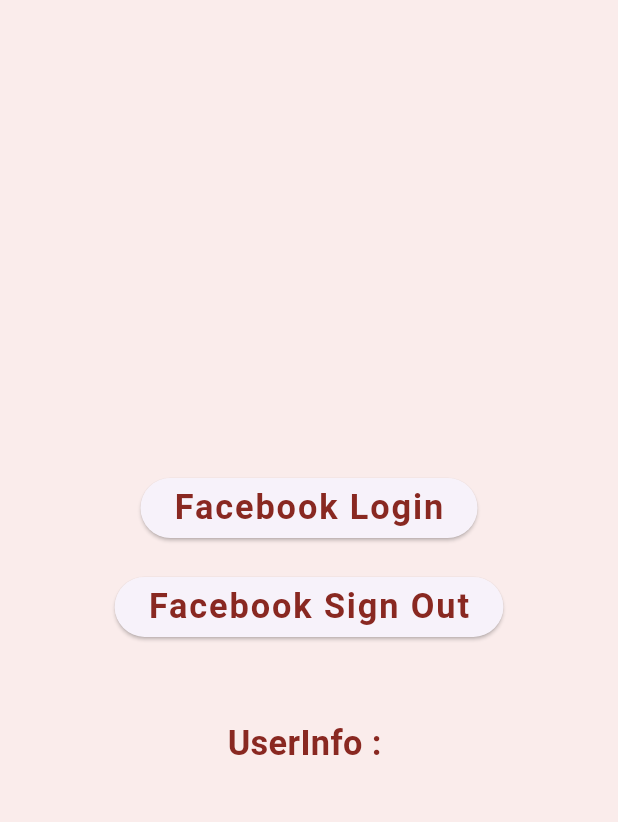
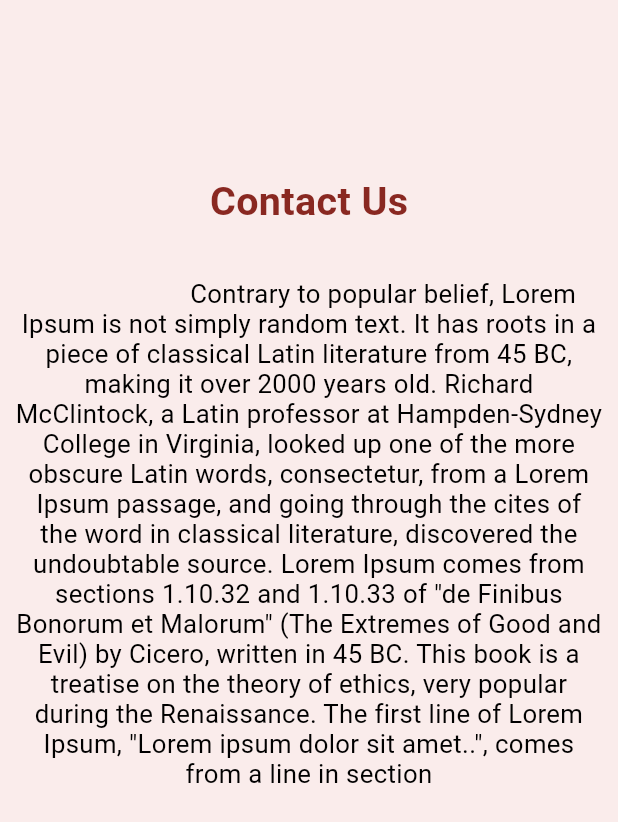
Before and after one commit to abdullah-mysoftheaven/all_social_auth_demo, a Flutter app: the screen it shows after launch, on a phone screen of 412 x 824 dp. Shown: the top 822 px of the screen. Run offline on Flutter 3.47's test engine with Material 3 defaults, Android fonts, the phone set to English and light mode, and no system bars; our stand-ins replace firebase_auth, firebase_core, firebase_messaging, flutter_local_notifications, flutter_screenutil, fluttertoast and 2 more; missing offline and left inert: app_settings, flutter_facebook_auth; accounts and stored records are empty.

```diff
--- /dev/null
+++ b/lib/contact_us_page/view/contact_us_page.dart
@@ -0,0 +1,58 @@
+import 'package:firebase_auth/firebase_auth.dart';
+import 'package:flutter/material.dart';
+import 'package:flutter_screenutil/flutter_screenutil.dart';
+import 'package:get/get.dart';
+import '../../constant/Colors.dart';
+import '../controller/contact_us_page_controller.dart';
+
+class ContactUsScreenPage extends StatelessWidget {
+  final pageController = Get.put(ContactUsScreenPageController());
+
+  @override
+  Widget build(BuildContext context) {
+    final size = MediaQuery.of(context).size;
+    return Scaffold(
+      backgroundColor: imageBgColor,
+      body: Container(
+        child: Center(
+          child: Column(
+            children: [
+              Expanded(
+                child: Padding(padding: EdgeInsets.only(left: 10,right: 10),
+
+                  child: Column(
+
+                    children: [
+                      SizedBox(height: 100.h,),
+                      Text(
+                        "Contact Us",
+                        style: TextStyle(
+                          color: appColor,
+                          fontWeight: FontWeight.bold,
+                          fontSize: 23.sp,
+                        ),
+                      ),
+                      SizedBox(height: 30.h,),
+                      Text(
+                        """
+                      Contrary to popular belief, Lorem Ipsum is not simply random text. It has roots in a piece of classical Latin literature from 45 BC, making it over 2000 years old. Richard McClintock, a Latin professor at Hampden-Sydney College in Virginia, looked up one of the more obscure Latin words, consectetur, from a Lorem Ipsum passage, and going through the cites of the word in classical literature, discovered the undoubtable source. Lorem Ipsum comes from sections 1.10.32 and 1.10.33 of "de Finibus Bonorum et Malorum" (The Extremes of Good and Evil) by Cicero, written in 45 BC. This book is a treatise on the theory of ethics, very popular during the Renaissance. The first line of Lorem Ipsum, "Lorem ipsum dolor sit amet..", comes from a line in section
+                      """,
+                        textAlign: TextAlign.center,
+                        style: TextStyle(
+                          color: Colors.black,
+                          fontWeight: FontWeight.normal,
+                          fontSize: 15.sp,
+                        ),
+                      )
+                    ],
+                  ),
+
+                ),
+              )
+            ],
+          ),
+        ),
+      ),
+    );
+  }
+}
--- a/lib/main.dart
+++ b/lib/main.dart
@@ -7,10 +7,12 @@ import 'package:get/get_navigation/src/root/get_material_app.dart';
 
 
 
+import 'about_page/view/about_page.dart';
+import 'contact_us_page/view/contact_us_page.dart';
 import 'facebook_auth/view/facebook_auth_screen.dart';
 import 'firebase/FCM.dart';
 import 'firebase/NotificationServices.dart';
-import 'google_auth/view/splash_screen.dart';
+import 'google_auth/view/google_signin.dart';
 
 
 Future<void> main() async {
@@ -40,6 +42,8 @@ class MyCustomApp extends StatelessWidget {
 
     final firebaseMessaging = FCM();
     firebaseMessaging.setNotifications();
+
+
 
     firebaseMessaging.streamCtlr.stream.listen(_changeData);
     firebaseMessaging.bodyCtlr.stream.listen(_changeBody);
@@ -83,8 +87,9 @@ class MyCustomApp extends StatelessWidget {
             textTheme: Typography.englishLike2018.apply(fontSizeFactor: 1.sp),
           ),
           home:
-          // SplashScreenPage(),
-          FaceBookAuthScreenPage(),
+          ContactUsScreenPage(),
+          // GoogleSigninScreenPage(),
+          // FaceBookAuthScreenPage(),
 
         );
       },
```
Also changed, not shown: lib/about_page/controller/about_page_controller.dart (renamed from lib/google_auth/controller/splash_screen_page_controller.dart, +7 -1 lines), lib/about_page/view/about_page.dart (added, +67 -0 lines), lib/contact_us_page/controller/contact_us_page_controller.dart (added, +71 -0 lines), lib/facebook_auth/view/facebook_auth_screen.dart (+29 -1 lines), lib/firebase/NotificationServices.dart (+43 -3 lines), lib/google_auth/controller/google_signin_page_controller.dart (added, +71 -0 lines), lib/google_auth/view/google_signin.dart (renamed from lib/google_auth/view/splash_screen.dart, +4 -4 lines), 4 other files.
